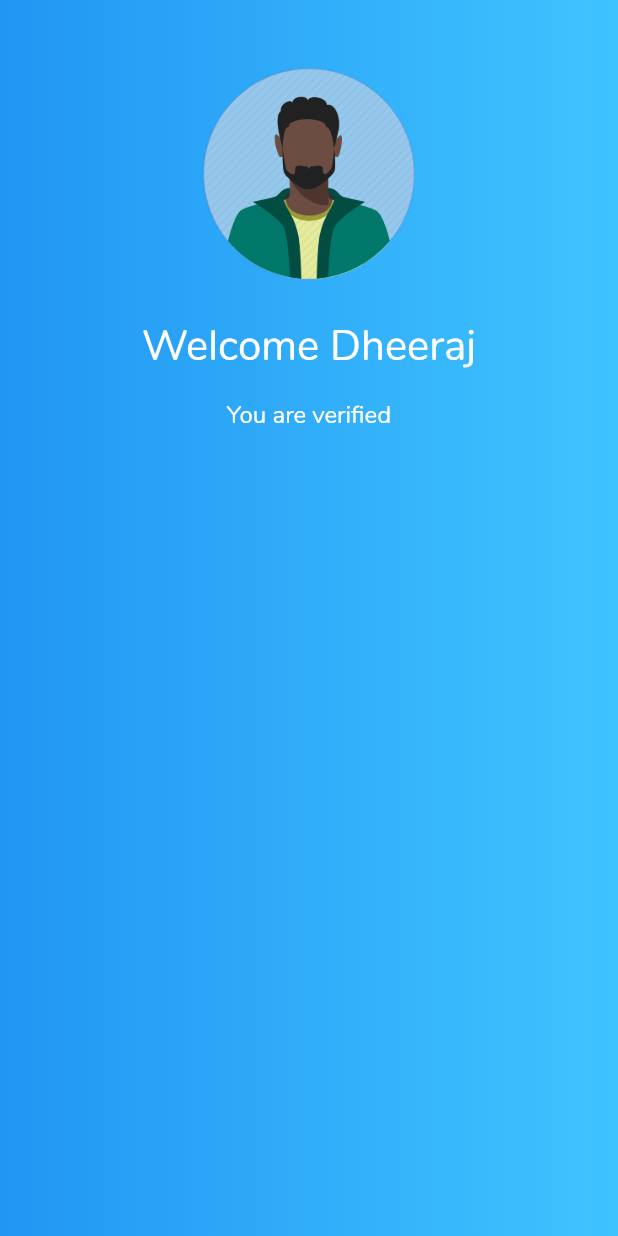
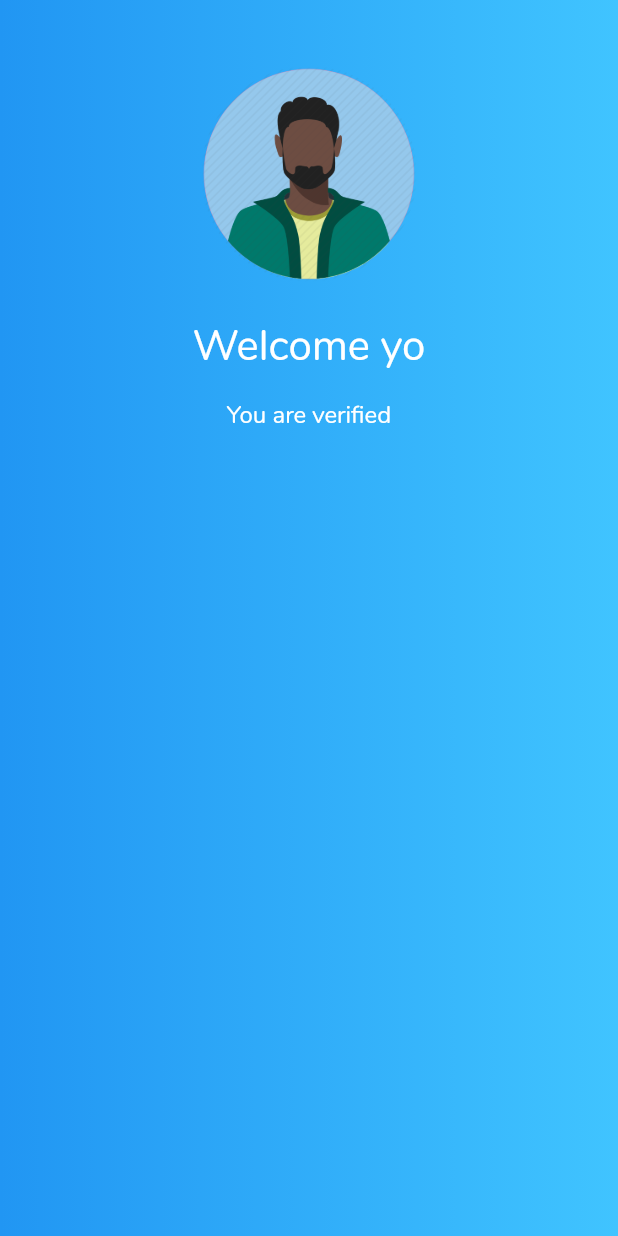
Before and after one commit to dhevarghese/Amrita-Quizzes, a Flutter app: the screen it shows after launch, after a tap on "Log In", on a phone screen of 412 x 824 dp. Run offline on Flutter 3.47's test engine with Material 2 defaults, Android fonts, the light colour scheme and no system bars.

```diff
--- a/lib/homePage.dart
+++ b/lib/homePage.dart
@@ -1,5 +1,6 @@
-import 'package:amrita_quizzes/SignupPage.dart';
 import 'package:flutter/material.dart';
+
+import 'SignupPage.dart';
 
 class ScreenArguments {
   final String userName;
@@ -13,7 +14,7 @@ class HomePage extends StatelessWidget {
 
   @override
   Widget build(BuildContext context) {
-    final ScreenArguments args = ModalRoute.of(context).settings.arguments;
+    //final ScreenArguments args = ModalRoute.of(context).settings.arguments;
     final alucard = Hero(
       tag: 'hero',
       child: Padding(
@@ -29,7 +30,7 @@ class HomePage extends StatelessWidget {
     final welcome = Padding(
       padding: EdgeInsets.all(8.0),
       child: Text(
-        'Welcome '+args.userName,
+        'Welcome '+"yo",
         style: TextStyle(fontSize: 28.0, color: Colors.white),
       ),
     );
--- a/lib/loginPage.dart
+++ b/lib/loginPage.dart
@@ -1,7 +1,9 @@
+import 'dart:convert';
+
 import 'package:amrita_quizzes/SignupPage.dart';
 import 'package:flutter/material.dart';
+
 import 'homePage.dart';
-import 'dart:convert';
 
 class LoginPage extends StatefulWidget {
   static String tag = 'login-page';
--- a/lib/main.dart
+++ b/lib/main.dart
@@ -1,7 +1,6 @@
-import 'package:amrita_quizzes/SignupPage.dart';
+import 'package:amrita_quizzes/homePage.dart';
+import 'package:amrita_quizzes/loginPage.dart';
 import 'package:flutter/material.dart';
-import 'loginPage.dart';
-import 'homePage.dart';
 
 void main() {
   runApp(MyApp());
```
Also changed, not shown: lib/SignupPage.dart (+4 -4 lines), pubspec.yaml (+6 -1 lines), pubspec.lock (deleted), 3 other files. Lines whose indentation alone changed are shown as unchanged.
